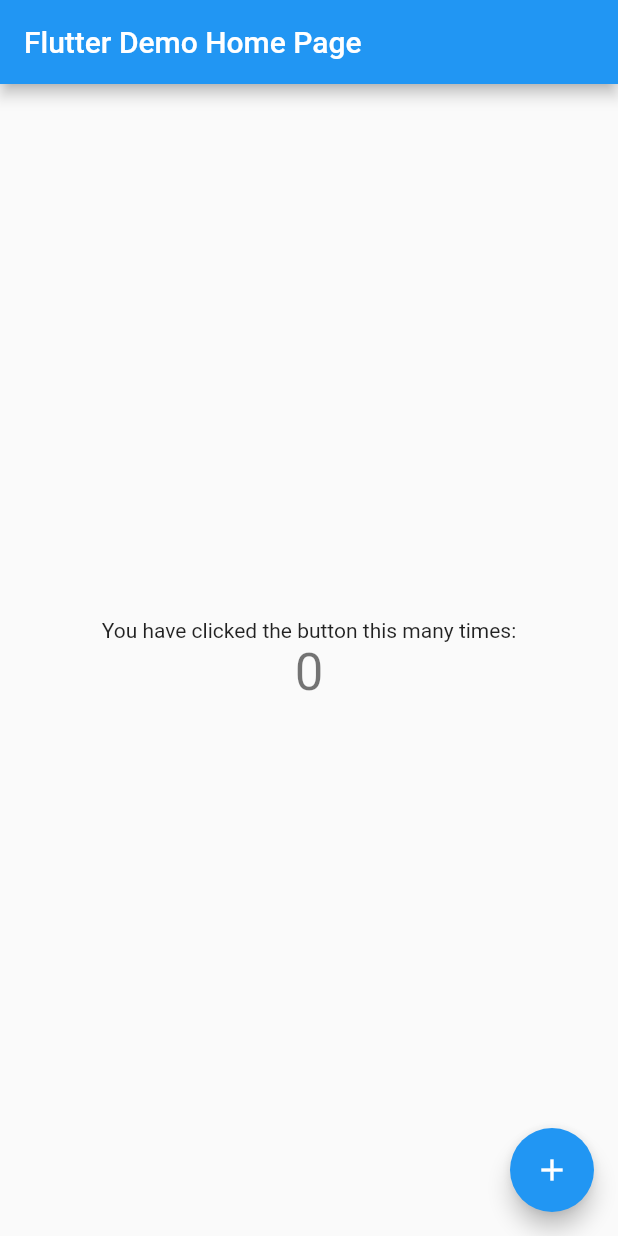
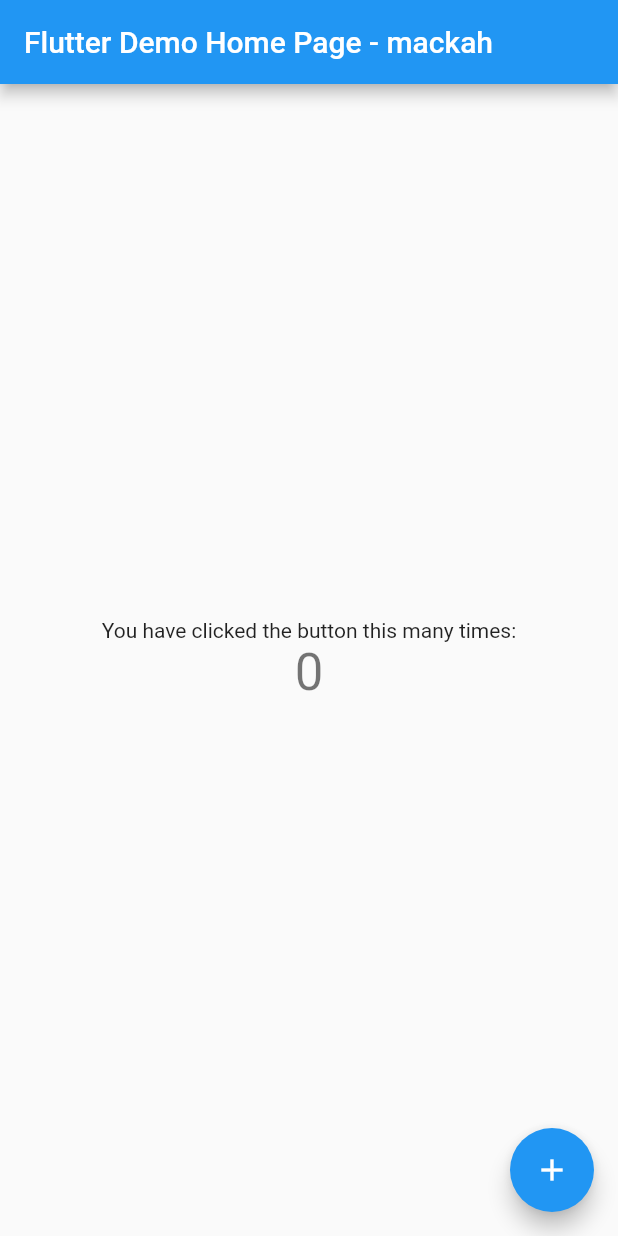
Before and after one commit to mackah666/fastlane-flutter-demo, a Flutter app: the screen it shows after launch, on a phone screen of 412 x 824 dp. Run offline on Flutter 3.47's test engine with Material 2 defaults, Android fonts, the phone set to English and light mode, and no system bars.

```diff
--- a/lib/main.dart
+++ b/lib/main.dart
@@ -20,7 +20,7 @@ class MyApp extends StatelessWidget {
         // is not restarted.
         primarySwatch: Colors.blue,
       ),
-      home: MyHomePage(title: 'Flutter Demo Home Page'),
+      home: MyHomePage(title: 'Flutter Demo Home Page - mackah'),
     );
   }
 }
```
Also changed, not shown: 3 other files.
